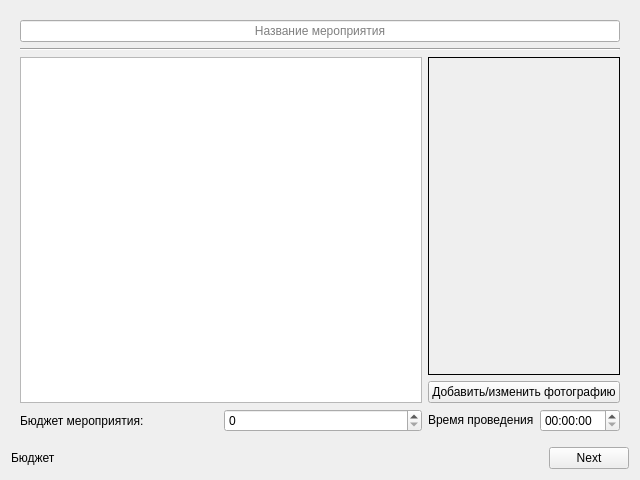
Anastasia1111/Labs, file Programming/5_sem (ChMV)/FNickCurs/page.ui: the form before one commit.
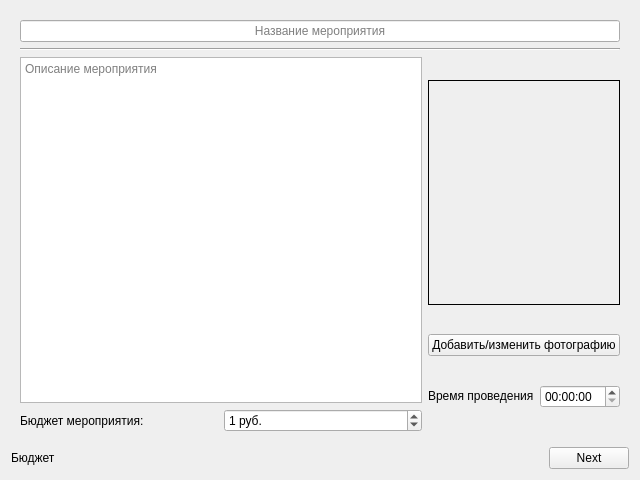
The form after the commit.

```diff
--- a/Programming/5_sem (ChMV)/FNickCurs/page.ui
+++ b/Programming/5_sem (ChMV)/FNickCurs/page.ui
@@ -43,7 +43,11 @@
          <item>
           <layout class="QVBoxLayout" name="verticalLayout">
            <item>
-            <widget class="QPlainTextEdit" name="descriptionEdit"/>
+            <widget class="QPlainTextEdit" name="descriptionEdit">
+             <property name="placeholderText">
+              <string>Описание мероприятия</string>
+             </property>
+            </widget>
            </item>
            <item>
             <layout class="QHBoxLayout" name="horizontalLayout">
@@ -56,6 +60,9 @@
              </item>
              <item>
               <widget class="QSpinBox" name="bougetteSpinBox">
+               <property name="suffix">
+                <string> руб.</string>
+               </property>
                <property name="minimum">
                 <number>0</number>
                </property>
@@ -66,7 +73,7 @@
                 <number>50</number>
                </property>
                <property name="value">
-                <number>0</number>
+                <number>1</number>
                </property>
               </widget>
              </item>
@@ -78,11 +85,11 @@
           <layout class="QVBoxLayout" name="verticalLayout_2">
            <item>
             <widget class="QLabel" name="photoLabel">
-             <property name="sizePolicy">
-              <sizepolicy hsizetype="Preferred" vsizetype="Minimum">
-               <horstretch>0</horstretch>
-               <verstretch>0</verstretch>
-              </sizepolicy>
+             <property name="maximumSize">
+              <size>
+               <width>300</width>
+               <height>225</height>
+              </size>
              </property>
              <property name="frameShape">
               <enum>QFrame::Panel</enum>
```
